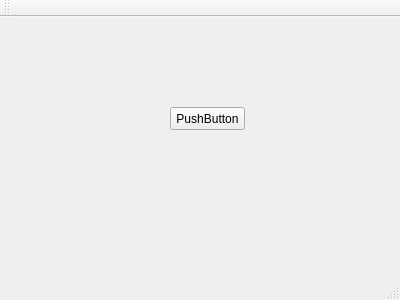
First picture: the form in mainwindow.ui, repository EdrowsLuo/QTCppGame, before the edit.
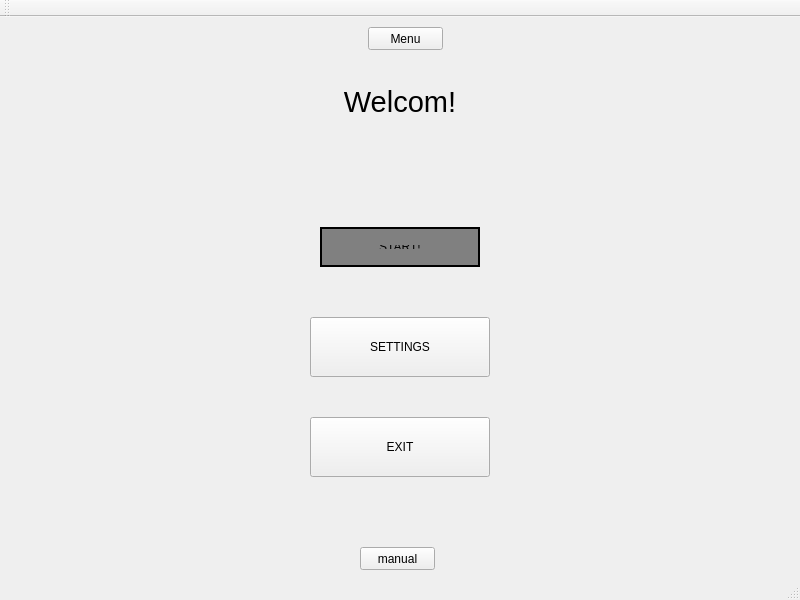
Second picture: the form after the edit.

What changed in the file:
```diff
--- a/mainwindow.ui
+++ b/mainwindow.ui
@@ -6,10 +6,16 @@
    <rect>
     <x>0</x>
     <y>0</y>
-    <width>400</width>
-    <height>300</height>
+    <width>800</width>
+    <height>600</height>
    </rect>
   </property>
+  <property name="minimumSize">
+   <size>
+    <width>800</width>
+    <height>600</height>
+   </size>
+  </property>
   <property name="windowTitle">
    <string>MainWindow</string>
   </property>
@@ -17,14 +23,93 @@
    <widget class="QPushButton" name="pushButton">
     <property name="geometry">
      <rect>
-      <x>170</x>
-      <y>90</y>
+      <x>368</x>
+      <y>10</y>
       <width>75</width>
       <height>23</height>
      </rect>
     </property>
     <property name="text">
-     <string>PushButton</string>
+     <string>Menu</string>
+    </property>
+   </widget>
+   <widget class="QPushButton" name="ModeButton1">
+    <property name="geometry">
+     <rect>
+      <x>360</x>
+      <y>530</y>
+      <width>75</width>
+      <height>23</height>
+     </rect>
+    </property>
+    <property name="text">
+     <string>manual</string>
+    </property>
+   </widget>
+   <widget class="QLabel" name="label">
+    <property name="geometry">
+     <rect>
+      <x>300</x>
+      <y>50</y>
+      <width>200</width>
+      <height>70</height>
+     </rect>
+    </property>
+    <property name="text">
+     <string>&lt;!DOCTYPE HTML PUBLIC &quot;-//W3C//DTD HTML 4.0//EN&quot; &quot;http://www.w3.org/TR/REC-html40/strict.dtd&quot;&gt;
+&lt;html&gt;&lt;head&gt;&lt;meta name=&quot;qrichtext&quot; content=&quot;1&quot; /&gt;&lt;style type=&quot;text/css&quot;&gt;
+p, li { white-space: pre-wrap; }
+&lt;/style&gt;&lt;/head&gt;&lt;body style=&quot; font-family:'SimSun'; font-size:9pt; font-weight:400; font-style:normal;&quot;&gt;
+&lt;p align=&quot;center&quot; style=&quot; margin-top:0px; margin-bottom:0px; margin-left:0px; margin-right:0px; -qt-block-indent:0; text-indent:0px;&quot;&gt;&lt;span style=&quot; font-size:22pt;&quot;&gt;Welcom!&lt;/span&gt;&lt;/p&gt;&lt;/body&gt;&lt;/html&gt;</string>
+    </property>
+   </widget>
+   <widget class="QPushButton" name="StartButton">
+    <property name="geometry">
+     <rect>
+      <x>310</x>
+      <y>200</y>
+      <width>180</width>
+      <height>60</height>
+     </rect>
+    </property>
+    <property name="styleSheet">
+     <string notr="true">    margin: 10px;
+    border: 2px solid black;
+    padding: 20px;
+
+    background-color: gray;
+    background-position: top right;
+    background-origin: content;
+    background-repeat: none;</string>
+    </property>
+    <property name="text">
+     <string>START!</string>
+    </property>
+   </widget>
+   <widget class="QPushButton" name="SetButton">
+    <property name="geometry">
+     <rect>
+      <x>310</x>
+      <y>300</y>
+      <width>180</width>
+      <height>60</height>
+     </rect>
+    </property>
+    <property name="text">
+     <string>SETTINGS</string>
+    </property>
+   </widget>
+   <widget class="QPushButton" name="ExitButton">
+    <property name="geometry">
+     <rect>
+      <x>310</x>
+      <y>400</y>
+      <width>180</width>
+      <height>60</height>
+     </rect>
+    </property>
+    <property name="text">
+     <string>EXIT</string>
     </property>
    </widget>
   </widget>
```
Left out of the diff: 4 changed lines with no effect on the pictures.
